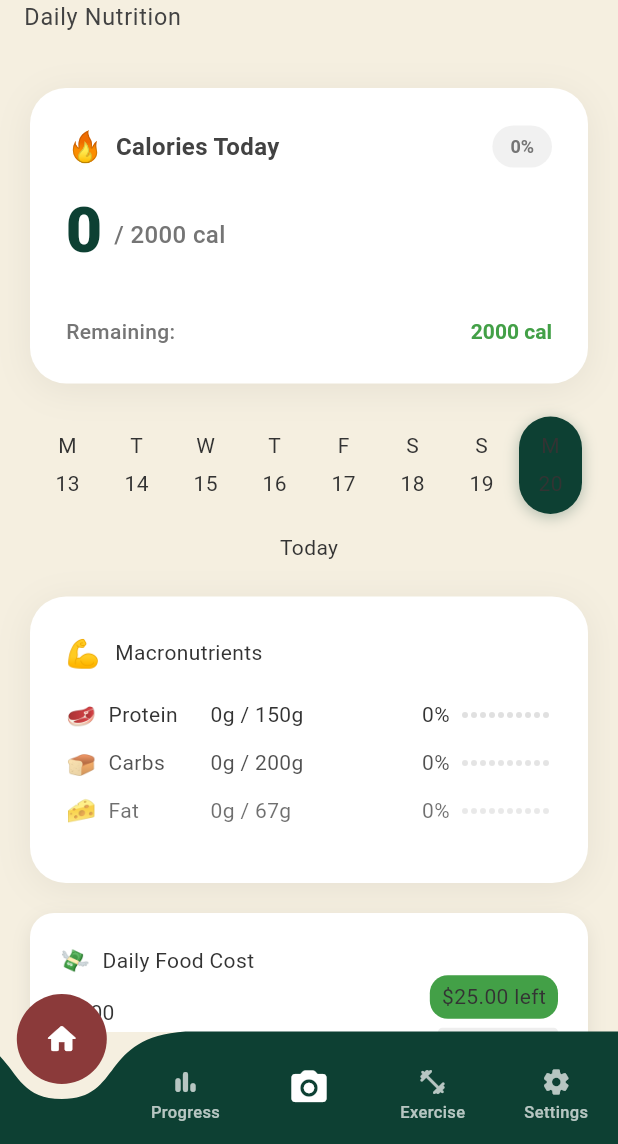
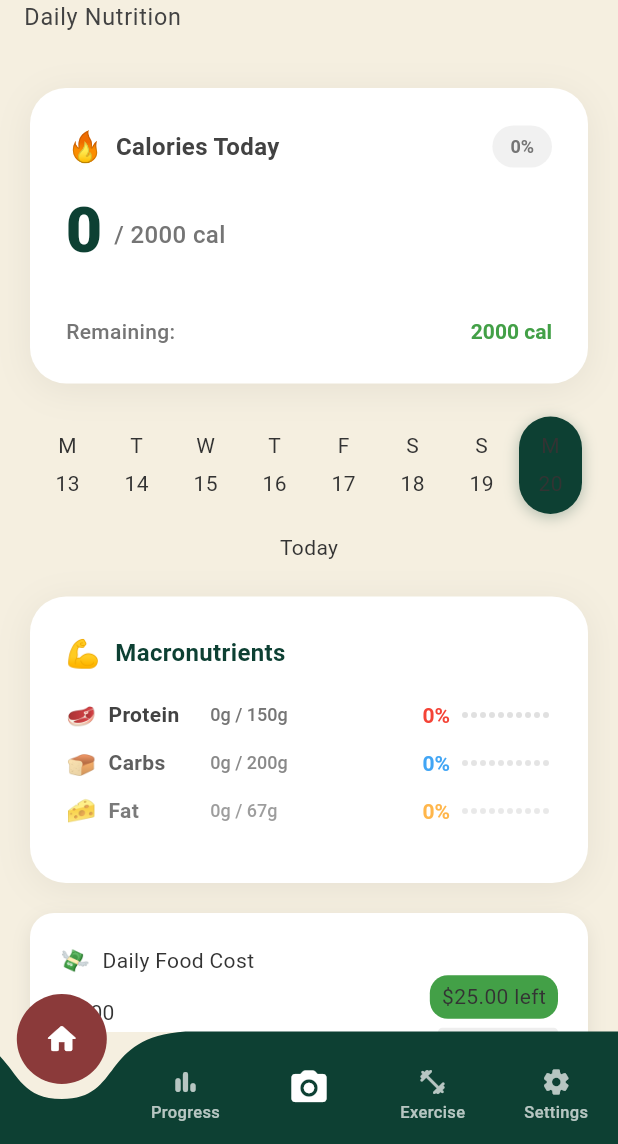
Before and after one commit to siho1117/food_cal, a Flutter app: the screen it shows after launch, on a phone screen of 412 x 824 dp, the part 92-1236 px from its top. Run offline on Flutter 3.47's test engine with Material 3 defaults, Android fonts, the phone set to English and light mode, and no system bars; drawn by our look-alikes of curved_navigation_bar; our stand-ins replace camera, flutter_dotenv, flutter_image_compress, get_it, image_gallery_saver, image_picker and 1 more; accounts and stored records are empty; Roboto replaces fonts that are missing (-apple-system).

Commit message:
Your commit message here

```diff
--- a/lib/widgets/home/macronutrient_widget.dart
+++ b/lib/widgets/home/macronutrient_widget.dart
@@ -2,7 +2,7 @@
 import 'package:flutter/material.dart';
 import 'package:provider/provider.dart';
 import '../../config/design_system/theme.dart';
-import '../../config/design_system/text_styles.dart';
+import '../../config/design_system/typography.dart';
 import '../../providers/home_provider.dart';
 
 class MacronutrientWidget extends StatefulWidget {
@@ -95,7 +95,7 @@ class _MacronutrientWidgetState extends State<MacronutrientWidget>
                       const SizedBox(width: 10),
                       Text(
                         'Macronutrients',
-                        style: AppTextStyles.getSubHeadingStyle().copyWith(
+                        style: AppTypography.displaySmall.copyWith(
                           fontSize: 16,
                           fontWeight: FontWeight.bold,
                           color: AppTheme.primaryBlue,
@@ -136,7 +136,7 @@ class _MacronutrientWidgetState extends State<MacronutrientWidget>
       final delay = index * 0.15; // Stagger animation
 
       return Padding(
-        padding: EdgeInsets.only(bottom: index < 2 ? 8 : 0), // Reduced spacing
+        padding: EdgeInsets.only(bottom: index < 2 ? 8 : 0),
         child: Opacity(
           opacity: (_animation.value - delay).clamp(0.0, 1.0),
           child: _buildCompactMacroRow(
@@ -173,7 +173,7 @@ class _MacronutrientWidgetState extends State<MacronutrientWidget>
                 width: 60,
                 child: Text(
                   name,
-                  style: AppTextStyles.getBodyStyle().copyWith(
+                  style: AppTypography.bodyMedium.copyWith(
                     fontWeight: FontWeight.w600,
                     fontSize: 14,
                     color: Colors.grey[800],
@@ -183,7 +183,7 @@ class _MacronutrientWidgetState extends State<MacronutrientWidget>
               const SizedBox(width: 8),
               Text(
                 '${consumed.round()}g / ${target.round()}g',
-                style: AppTextStyles.getNumericStyle().copyWith(
+                style: AppTypography.dataSmall.copyWith(
                   color: Colors.grey[600],
                   fontSize: 12,
                 ),
@@ -199,7 +199,7 @@ class _MacronutrientWidgetState extends State<MacronutrientWidget>
               width: 35,
               child: Text(
                 '${progress.round()}%',
-                style: AppTextStyles.getNumericStyle().copyWith(
+                style: AppTypography.dataSmall.copyWith(
                   fontSize: 14,
                   fontWeight: FontWeight.bold,
                   color: color,
@@ -217,14 +217,14 @@ class _MacronutrientWidgetState extends State<MacronutrientWidget>
 
   // Mini dot progress (Option 2 style with 10 dots, 4px size)
   Widget _buildMiniDotProgress(double progress, Color color) {
-    const dots = 10; // More dots for better precision
+    const dots = 10;
     final filled = (progress * dots).round().clamp(0, dots);
 
     return Row(
       children: List.generate(dots, (i) => Padding(
-        padding: const EdgeInsets.only(right: 2), // Reduced spacing
+        padding: const EdgeInsets.only(right: 2),
         child: Container(
-          width: 4, // Smaller dots
+          width: 4,
           height: 4,
           decoration: BoxDecoration(
             color: i < filled ? color : Colors.grey[300],
@@ -249,7 +249,7 @@ class _MacronutrientWidgetState extends State<MacronutrientWidget>
     return Opacity(
       opacity: _animation.value,
       child: Container(
-        padding: const EdgeInsets.all(12), // Reduced padding
+        padding: const EdgeInsets.all(12),
         decoration: BoxDecoration(
           color: Colors.grey[50],
           borderRadius: BorderRadius.circular(12),
@@ -259,7 +259,7 @@ class _MacronutrientWidgetState extends State<MacronutrientWidget>
           children: [
             // Balance items on the left
             Expanded(
-              child:               Row(
+              child: Row(
                 children: [
                   _buildBalanceItem('🥩', '${percentages['protein']}%', Colors.red[500]!),
                   const SizedBox(width: 12),
@@ -277,7 +277,7 @@ class _MacronutrientWidgetState extends State<MacronutrientWidget>
                 const SizedBox(width: 4),
                 Text(
                   'Macro Balance',
-                  style: AppTextStyles.getBodyStyle().copyWith(
+                  style: AppTypography.bodySmall.copyWith(
                     fontSize: 10,
                     fontWeight: FontWeight.w600,
                     color: AppTheme.primaryBlue,
@@ -299,7 +299,7 @@ class _MacronutrientWidgetState extends State<MacronutrientWidget>
         const SizedBox(width: 2),
         Text(
           percentage,
-          style: AppTextStyles.getNumericStyle().copyWith(
+          style: AppTypography.dataSmall.copyWith(
             fontSize: 11,
             fontWeight: FontWeight.w600,
             color: color,
```
